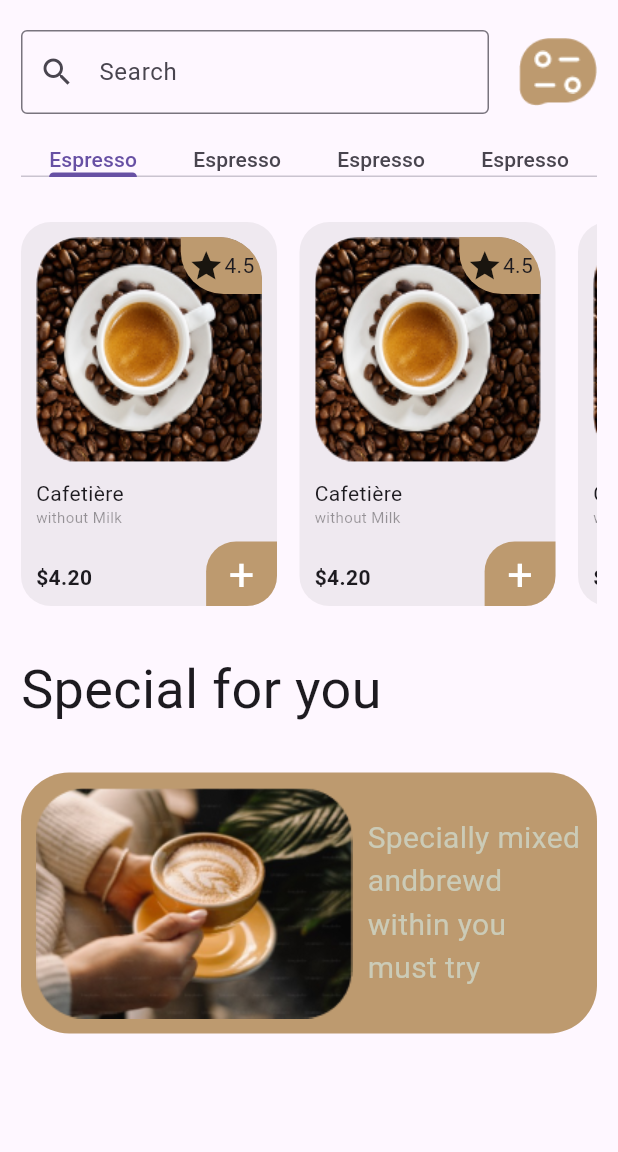
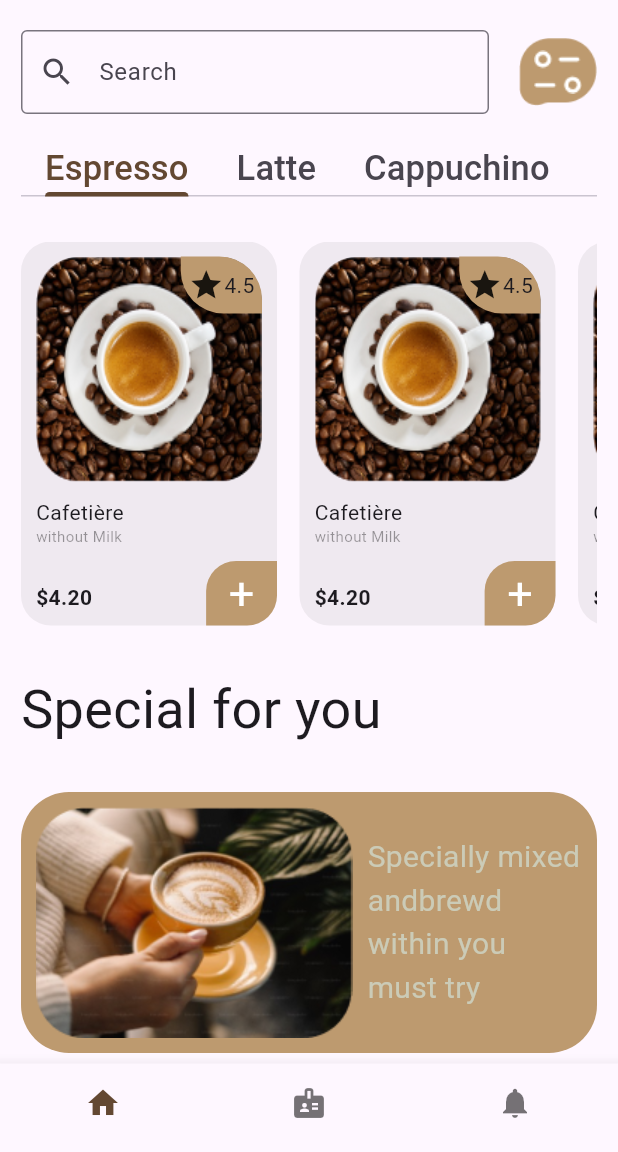
Before and after one commit to NguyenQuocTuan05/CoffeeApp, a Flutter app: the screen it shows after launch, after a tap on "Dive In ->", on a phone screen of 412 x 824 dp, the part 84-1236 px from its top. Run offline on Flutter 3.47's test engine with Material 3 defaults, Android fonts, the light colour scheme and no system bars; our stand-ins replace flutter_slidable, google_fonts.

Commit message:
first commit

```diff
--- a/lib/coffee/apps/routers/routers_name.dart
+++ b/lib/coffee/apps/routers/routers_name.dart
@@ -3,4 +3,5 @@ class RoutersName {
   static const homePage = "/homePage";
   static const cartPage = " /cartPage";
   static const detailsPage = " /detailsPage";
+  static const rootPage = "/rootPage";
 }
--- a/lib/coffee/pages/home/widgets/coffee_tabbar.dart
+++ b/lib/coffee/pages/home/widgets/coffee_tabbar.dart
@@ -1,4 +1,5 @@
 import 'package:flutter/material.dart';
+import 'package:google_fonts/google_fonts.dart';
 import 'package:navigator_pages/coffee/apps/configs/app_color.dart';
 
 class CoffeeTapbar extends StatefulWidget {
@@ -15,12 +16,36 @@ class _CoffeeTapbarState extends State<CoffeeTapbar> {
       length: 4,
       child: Column(
         children: [
-          const TabBar(
+          TabBar(
+            tabAlignment: TabAlignment.start,
+            isScrollable: true,
+            labelColor: AppColor.homeButton,
+            indicatorColor: AppColor.homeButton,
             tabs: [
-              Text('Espresso'),
-              Text('Espresso'),
-              Text('Espresso'),
-              Text('Espresso'),
+              Text(
+                'Espresso',
+                style: GoogleFonts.happyMonkey(
+                  fontSize: 23,
+                ),
+              ),
+              Text(
+                'Latte',
+                style: GoogleFonts.happyMonkey(
+                  fontSize: 23,
+                ),
+              ),
+              Text(
+                'Cappuchino',
+                style: GoogleFonts.happyMonkey(
+                  fontSize: 23,
+                ),
+              ),
+              Text(
+                'Cafetiea',
+                style: GoogleFonts.happyMonkey(
+                  fontSize: 23,
+                ),
+              ),
             ],
           ),
           const SizedBox(
--- a/lib/coffee/pages/root/root_page.dart
+++ b/lib/coffee/pages/root/root_page.dart
@@ -1,4 +1,5 @@
 import 'package:flutter/material.dart';
+import 'package:navigator_pages/coffee/apps/configs/app_color.dart';
 import 'package:navigator_pages/coffee/pages/cart/cart_page.dart';
 import 'package:navigator_pages/coffee/pages/details/details_page.dart';
 import 'package:navigator_pages/coffee/pages/home/home_page.dart';
@@ -23,6 +24,9 @@ class _RootPageState extends State<RootPage> {
     return Scaffold(
       body: listPage[indexActivePage],
       bottomNavigationBar: BottomNavigationBar(
+        selectedItemColor: AppColor.homeButton,
+        showSelectedLabels: false,
+        showUnselectedLabels: false,
         onTap: (value) {
           setState(() {
             indexActivePage = value;
@@ -30,10 +34,21 @@ class _RootPageState extends State<RootPage> {
         },
         currentIndex: indexActivePage,
         items: const [
-          BottomNavigationBarItem(icon: Icon(Icons.home), label: 'Home'),
-          BottomNavigationBarItem(icon: Icon(Icons.badge), label: 'Cart'),
           BottomNavigationBarItem(
-              icon: Icon(Icons.notifications), label: 'Details'),
+              icon: Icon(
+                Icons.home,
+              ),
+              label: ''),
+          BottomNavigationBarItem(
+              icon: Icon(
+                Icons.badge,
+              ),
+              label: ''),
+          BottomNavigationBarItem(
+              icon: Icon(
+                Icons.notifications,
+              ),
+              label: ''),
         ],
       ),
     );
--- a/lib/coffee/pages/splash/splash_page.dart
+++ b/lib/coffee/pages/splash/splash_page.dart
@@ -1,6 +1,8 @@
 import 'package:flutter/material.dart';
 import 'package:navigator_pages/coffee/apps/configs/app_color.dart';
 import 'package:navigator_pages/coffee/apps/routers/routers_name.dart';
+import 'package:navigator_pages/coffee/pages/splash/widgets/splash_button.dart';
+import 'package:navigator_pages/coffee/pages/splash/widgets/splash_title.dart';
 
 class SplashPage extends StatelessWidget {
   const SplashPage({super.key});
@@ -28,31 +30,11 @@ class SplashPage extends StatelessWidget {
               const SizedBox(
                 height: 20,
               ),
-              const Text(
-                'Get the cup filled of your choice to stay focused and awake. Diffrent type of coffee menu, hot lottee cappucino',
-                style: TextStyle(
-                  color: Color.fromARGB(68, 69, 69, 182),
-                  fontSize: 16.2,
-                ),
-                textAlign: TextAlign.center,
-              ),
+              const SplashTitle(),
               const SizedBox(
                 height: 60,
               ),
-              ElevatedButton(
-                style:
-                    ElevatedButton.styleFrom(backgroundColor: AppColor.primary),
-                onPressed: () {
-                  Navigator.pushReplacementNamed(context, RoutersName.homePage);
-                },
-                child: const Padding(
-                  padding: EdgeInsets.symmetric(horizontal: 20),
-                  child: Text(
-                    'Dive In ->',
-                    style: TextStyle(color: Colors.white),
-                  ),
-                ),
-              ),
+              const SplashButton(),
             ],
           ),
         ),
--- a/lib/coffee/pages/splash/widgets/splash_button.dart
+++ b/lib/coffee/pages/splash/widgets/splash_button.dart
@@ -0,0 +1,24 @@
+import 'package:flutter/material.dart';
+import 'package:navigator_pages/coffee/apps/configs/app_color.dart';
+import 'package:navigator_pages/coffee/apps/routers/routers_name.dart';
+import 'package:navigator_pages/coffee/pages/root/root_page.dart';
+
+class SplashButton extends StatelessWidget {
+  const SplashButton({super.key});
+  @override
+  Widget build(BuildContext context) {
+    return ElevatedButton(
+      style: ElevatedButton.styleFrom(backgroundColor: AppColor.primary),
+      onPressed: () {
+        Navigator.pushReplacementNamed(context, RoutersName.rootPage);
+      },
+      child: const Padding(
+        padding: EdgeInsets.symmetric(horizontal: 20),
+        child: Text(
+          'Dive In ->',
+          style: TextStyle(color: Colors.white),
+        ),
+      ),
+    );
+  }
+}
--- a/lib/main.dart
+++ b/lib/main.dart
@@ -19,6 +19,7 @@ class MyApp extends StatelessWidget {
       debugShowCheckedModeBanner: false,
       home: const SplashPage(),
       routes: {
+        RoutersName.rootPage: (_) => const RootPage(),
         RoutersName.splashPage: (_) => const SplashPage(),
         RoutersName.homePage: (_) => const HomePage(),
         RoutersName.cartPage: (_) => const CartPage(),
--- a/pubspec.yaml
+++ b/pubspec.yaml
@@ -37,6 +37,7 @@ dependencies:
   cupertino_icons: ^1.0.8
   google_fonts: ^6.2.1
   flutter_slidable: ^3.1.1
+  awesome_snackbar_content: ^0.1.4
 
 dev_dependencies:
   flutter_test:
```
Also changed, not shown: lib/coffee/pages/cart/widgets/list_cart.dart (+10 -2 lines), lib/coffee/pages/details/widgets/details_background.dart (+53 -0 lines), lib/coffee/pages/details/widgets/details_choice.dart (+21 -81 lines), lib/coffee/pages/details/widgets/details_price.dart (+9 -1 lines), lib/coffee/pages/details/widgets/details_size.dart (+22 -69 lines), lib/coffee/pages/details/widgets/details_title.dart (+100 -0 lines), pubspec.lock.
